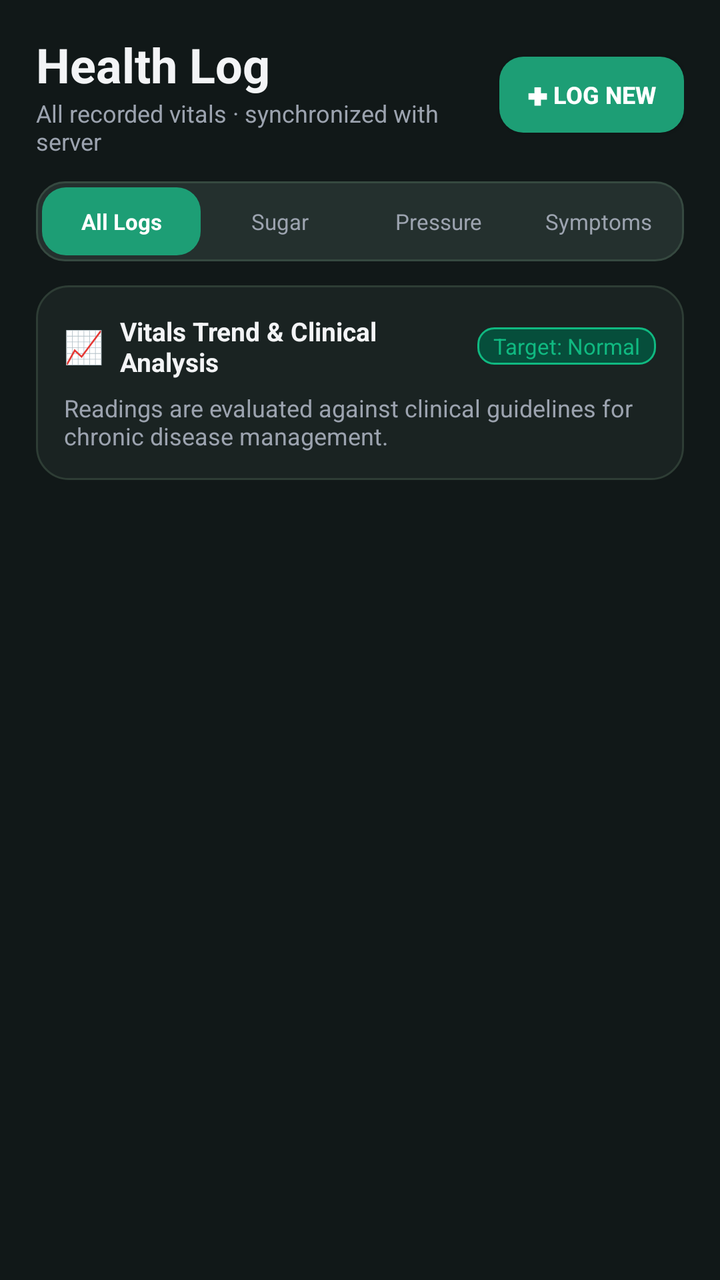
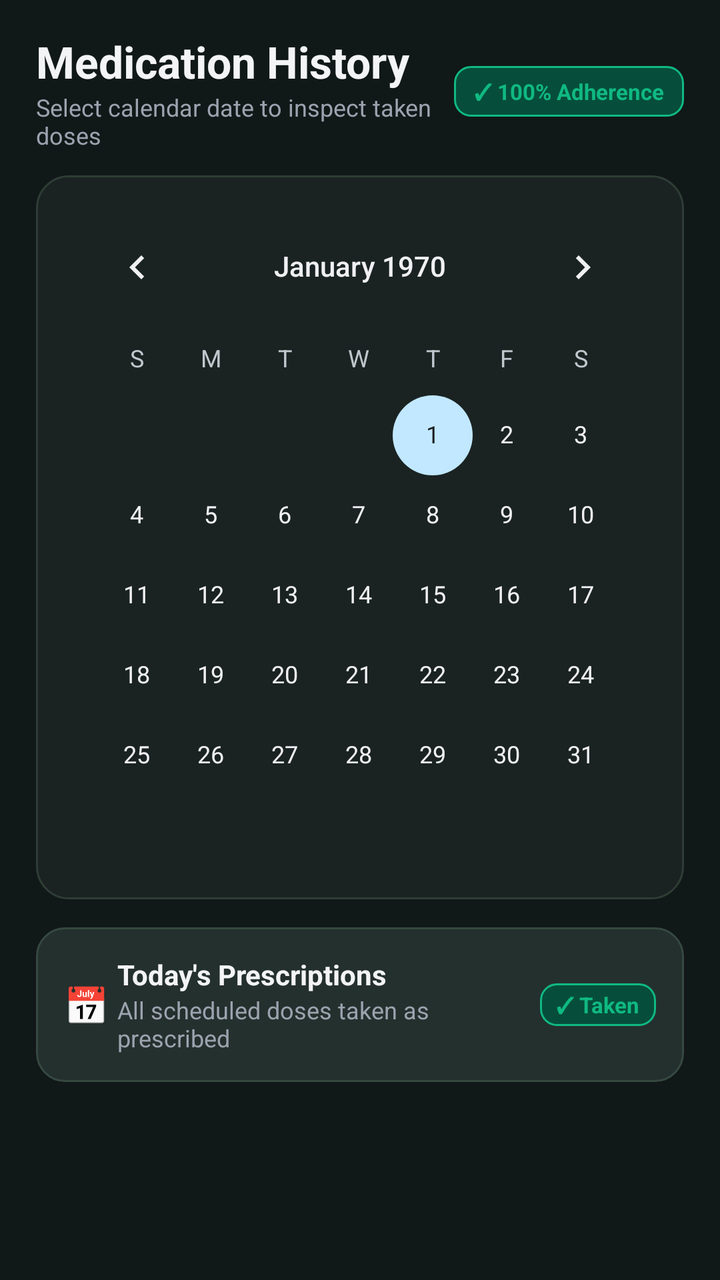

Two renders of the same Android screen: before a commit and after it. Below are the layout's source before the change and the commit's diff.
<!-- AndroidManifest.xml: application theme Theme.MyApplication -->
<!-- res/layout/fragment_health_history.xml -->
<?xml version="1.0" encoding="utf-8"?>
<LinearLayout xmlns:android="http://schemas.android.com/apk/res/android"
    android:layout_width="match_parent"
    android:layout_height="match_parent"
    android:orientation="vertical"
    android:background="@color/dark_background">

    
    <LinearLayout
        android:layout_width="match_parent"
        android:layout_height="wrap_content"
        android:orientation="horizontal"
        android:gravity="center_vertical"
        android:paddingHorizontal="18dp"
        android:paddingTop="16dp"
        android:paddingBottom="12dp">

        <LinearLayout
            android:layout_width="0dp"
            android:layout_height="wrap_content"
            android:layout_weight="1"
            android:orientation="vertical">

            <TextView
                android:layout_width="wrap_content"
                android:layout_height="wrap_content"
                android:text="Health Log"
                android:textSize="24sp"
                android:textStyle="bold"
                android:textColor="@color/text_primary" />

            <TextView
                android:id="@+id/tv_history_subtitle"
                android:layout_width="wrap_content"
                android:layout_height="wrap_content"
                android:text="All recorded vitals · synchronized with server"
                android:textSize="12sp"
                android:textColor="@color/text_secondary" />
        </LinearLayout>

        <Button
            android:id="@+id/btn_history_log_new"
            android:layout_width="wrap_content"
            android:layout_height="38dp"
            android:text="✚ Log New"
            android:textSize="12sp"
            android:textStyle="bold"
            android:textColor="@color/white"
            android:background="@drawable/bg_button_teal"
            android:paddingHorizontal="14dp" />
    </LinearLayout>

    
    <LinearLayout
        android:id="@+id/layout_critical_vitals_banner"
        android:layout_width="match_parent"
        android:layout_height="wrap_content"
        android:orientation="horizontal"
        android:gravity="center_vertical"
        android:background="@drawable/bg_badge_red"
        android:layout_marginHorizontal="18dp"
        android:layout_marginBottom="12dp"
        android:padding="12dp"
        android:visibility="gone">

        <TextView
            android:layout_width="wrap_content"
            android:layout_height="wrap_content"
            android:text="⚠️"
            android:textSize="18sp"
            android:layout_marginEnd="8dp" />

        <TextView
            android:layout_width="0dp"
            android:layout_height="wrap_content"
            android:layout_weight="1"
            android:text="Elevated vitals logged. Review nearest clinics &amp; doctors."
            android:textSize="12sp"
            android:textStyle="bold"
            android:textColor="@color/health_red" />

        <TextView
            android:id="@+id/btn_banner_find_clinic"
            android:layout_width="wrap_content"
            android:layout_height="wrap_content"
            android:text="Find Clinic →"
            android:textSize="12sp"
            android:textStyle="bold"
            android:textColor="@color/health_red" />
    </LinearLayout>

    
    <LinearLayout
        android:id="@+id/layout_filter_tabs"
        android:layout_width="match_parent"
        android:layout_height="40dp"
        android:orientation="horizontal"
        android:layout_marginHorizontal="18dp"
        android:layout_marginBottom="12dp"
        android:background="@drawable/bg_card_elevated"
        android:padding="3dp"
        android:weightSum="4">

        <TextView
            android:id="@+id/chip_filter_all"
            android:layout_width="0dp"
            android:layout_height="match_parent"
            android:layout_weight="1"
            android:gravity="center"
            android:text="All Logs"
            android:textSize="11sp"
            android:textStyle="bold"
            android:textColor="@color/white"
            android:background="@drawable/bg_button_teal"
            android:clickable="true"
            android:focusable="true" />

        <TextView
            android:id="@+id/chip_filter_sugar"
            android:layout_width="0dp"
            android:layout_height="match_parent"
            android:layout_weight="1"
            android:gravity="center"
            android:text="Sugar"
            android:textSize="11sp"
            android:textColor="@color/text_secondary"
            android:clickable="true"
            android:focusable="true" />

        <TextView
            android:id="@+id/chip_filter_pressure"
            android:layout_width="0dp"
            android:layout_height="match_parent"
            android:layout_weight="1"
            android:gravity="center"
            android:text="Pressure"
            android:textSize="11sp"
            android:textColor="@color/text_secondary"
            android:clickable="true"
            android:focusable="true" />

        <TextView
            android:id="@+id/chip_filter_symptoms"
            android:layout_width="0dp"
            android:layout_height="match_parent"
            android:layout_weight="1"
            android:gravity="center"
            android:text="Symptoms"
            android:textSize="11sp"
            android:textColor="@color/text_secondary"
            android:clickable="true"
            android:focusable="true" />
    </LinearLayout>

    
    <LinearLayout
        android:id="@+id/card_trend_summary"
        android:layout_width="match_parent"
        android:layout_height="wrap_content"
        android:orientation="vertical"
        android:background="@drawable/bg_card_dark"
        android:layout_marginHorizontal="18dp"
        android:layout_marginBottom="12dp"
        android:padding="14dp">

        <LinearLayout
            android:layout_width="match_parent"
            android:layout_height="wrap_content"
            android:orientation="horizontal"
            android:gravity="center_vertical">

            <TextView
                android:layout_width="wrap_content"
                android:layout_height="wrap_content"
                android:text="📈"
                android:textSize="16sp"
                android:layout_marginEnd="8dp" />

            <TextView
                android:id="@+id/tv_trend_card_title"
                android:layout_width="0dp"
                android:layout_height="wrap_content"
                android:layout_weight="1"
                android:text="Vitals Trend &amp; Clinical Analysis"
                android:textSize="13sp"
                android:textStyle="bold"
                android:textColor="@color/text_primary" />

            <TextView
                android:id="@+id/tv_trend_target_badge"
                android:layout_width="wrap_content"
                android:layout_height="wrap_content"
                android:text="Target: Normal"
                android:textSize="11sp"
                android:textColor="@color/health_green"
                android:background="@drawable/bg_badge_green"
                android:paddingHorizontal="8dp"
                android:paddingVertical="2dp" />
        </LinearLayout>

        <TextView
            android:id="@+id/tv_trend_card_desc"
            android:layout_width="match_parent"
            android:layout_height="wrap_content"
            android:layout_marginTop="6dp"
            android:text="Readings are evaluated against clinical guidelines for chronic disease management."
            android:textSize="12sp"
            android:textColor="@color/text_secondary" />
    </LinearLayout>

    
    <LinearLayout
        android:id="@+id/layout_empty_history"
        android:layout_width="match_parent"
        android:layout_height="match_parent"
        android:gravity="center"
        android:orientation="vertical"
        android:padding="32dp"
        android:visibility="gone">

        <TextView
            android:layout_width="wrap_content"
            android:layout_height="wrap_content"
            android:text="📊"
            android:textSize="48sp" />

        <TextView
            android:layout_width="wrap_content"
            android:layout_height="wrap_content"
            android:layout_marginTop="12dp"
            android:text="No Health Readings Found"
            android:textSize="16sp"
            android:textStyle="bold"
            android:textColor="@color/text_primary" />

        <TextView
            android:layout_width="wrap_content"
            android:layout_height="wrap_content"
            android:layout_marginTop="6dp"
            android:text="Tap 'Log New' to record blood pressure, glucose, or health symptoms."
            android:textSize="13sp"
            android:textColor="@color/text_secondary"
            android:gravity="center" />
    </LinearLayout>

    
    <androidx.recyclerview.widget.RecyclerView
        android:id="@+id/rv_history_logs"
        android:layout_width="match_parent"
        android:layout_height="0dp"
        android:layout_weight="1"
        android:paddingHorizontal="18dp"
        android:paddingBottom="16dp"
        android:clipToPadding="false" />

</LinearLayout>
<!-- resources referenced by this layout -->
<resources>
  <color name="dark_background">#111818</color>
  <color name="health_green">#10B981</color>
  <color name="health_red">#EF4444</color>
  <color name="text_primary">#F3F4F6</color>
  <color name="text_secondary">#9CA3AF</color>
  <color name="white">#FFFFFFFF</color>
  <!-- drawable bg_badge_green (drawable) -->
  <?xml version="1.0" encoding="utf-8"?>
  <shape xmlns:android="http://schemas.android.com/apk/res/android"
      android:shape="rectangle">
      <solid android:color="#064E3B" />
      <corners android:radius="8dp" />
      <stroke
          android:width="1dp"
          android:color="#10B981" />
  </shape>
  <!-- drawable bg_badge_red (drawable) -->
  <?xml version="1.0" encoding="utf-8"?>
  <shape xmlns:android="http://schemas.android.com/apk/res/android"
      android:shape="rectangle">
      <solid android:color="#7F1D1D" />
      <corners android:radius="8dp" />
      <stroke
          android:width="1dp"
          android:color="#EF4444" />
  </shape>
  <!-- drawable bg_button_teal (drawable) -->
  <?xml version="1.0" encoding="utf-8"?>
  <ripple xmlns:android="http://schemas.android.com/apk/res/android"
      android:color="#40FFFFFF">
      <item>
          <shape android:shape="rectangle">
              <solid android:color="@color/teal_primary" />
              <corners android:radius="12dp" />
          </shape>
      </item>
  </ripple>
  <!-- drawable bg_card_dark (drawable) -->
  <?xml version="1.0" encoding="utf-8"?>
  <shape xmlns:android="http://schemas.android.com/apk/res/android"
      android:shape="rectangle">
      <solid android:color="@color/dark_surface" />
      <corners android:radius="16dp" />
      <stroke
          android:width="1dp"
          android:color="@color/dark_card_stroke" />
  </shape>
  <!-- drawable bg_card_elevated (drawable) -->
  <?xml version="1.0" encoding="utf-8"?>
  <shape xmlns:android="http://schemas.android.com/apk/res/android"
      android:shape="rectangle">
      <solid android:color="@color/dark_surface_variant" />
      <corners android:radius="14dp" />
      <stroke
          android:width="1dp"
          android:color="#364940" />
  </shape>
  <style name="Theme.MyApplication" parent="android:Theme.DeviceDefault.NoActionBar" />
  <color name="teal_primary">#1D9E75</color>
  <color name="dark_surface">#1A2322</color>
  <color name="dark_card_stroke">#2E3D35</color>
  <color name="dark_surface_variant">#24302E</color>
</resources>

<!-- the commit's change to res/layout/fragment_health_history.xml (unified diff, before → after) -->
@@ -24,8 +24,8 @@
             <TextView
                 android:layout_width="wrap_content"
                 android:layout_height="wrap_content"
-                android:text="Health Log"
-                android:textSize="24sp"
+                android:text="Medication History"
+                android:textSize="22sp"
                 android:textStyle="bold"
                 android:textColor="@color/text_primary" />
 
@@ -33,224 +33,151 @@
                 android:id="@+id/tv_history_subtitle"
                 android:layout_width="wrap_content"
                 android:layout_height="wrap_content"
-                android:text="All recorded vitals · synchronized with server"
+                android:text="Select calendar date to inspect taken doses"
                 android:textSize="12sp"
                 android:textColor="@color/text_secondary" />
         </LinearLayout>
 
-        <Button
-            android:id="@+id/btn_history_log_new"
+        <TextView
+            android:id="@+id/tv_history_adherence_badge"
             android:layout_width="wrap_content"
-            android:layout_height="38dp"
-            android:text="✚ Log New"
-            android:textSize="12sp"
+            android:layout_height="wrap_content"
+            android:text="✓ 100% Adherence"
+            android:textSize="11sp"
             android:textStyle="bold"
-            android:textColor="@color/white"
-            android:background="@drawable/bg_button_teal"
-            android:paddingHorizontal="14dp" />
+            android:textColor="@color/health_green"
+            android:background="@drawable/bg_badge_green"
+            android:paddingHorizontal="10dp"
+            android:paddingVertical="5dp" />
     </LinearLayout>
 
-    
-    <LinearLayout
-        android:id="@+id/layout_critical_vitals_banner"
+    <ScrollView
         android:layout_width="match_parent"
-        android:layout_height="wrap_content"
-        android:orientation="horizontal"
-        android:gravity="center_vertical"
-        android:background="@drawable/bg_badge_red"
-        android:layout_marginHorizontal="18dp"
-        android:layout_marginBottom="12dp"
-        android:padding="12dp"
-        android:visibility="gone">
-
-        <TextView
-            android:layout_width="wrap_content"
-            android:layout_height="wrap_content"
-            android:text="⚠️"
-            android:textSize="18sp"
-            android:layout_marginEnd="8dp" />
-
-        <TextView
-            android:layout_width="0dp"
-            android:layout_height="wrap_content"
-            android:layout_weight="1"
-            android:text="Elevated vitals logged. Review nearest clinics &amp; doctors."
-            android:textSize="12sp"
-            android:textStyle="bold"
-            android:textColor="@color/health_red" />
-
-        <TextView
-            android:id="@+id/btn_banner_find_clinic"
-            android:layout_width="wrap_content"
-            android:layout_height="wrap_content"
-            android:text="Find Clinic →"
-            android:textSize="12sp"
-            android:textStyle="bold"
-            android:textColor="@color/health_red" />
-    </LinearLayout>
-
-    
-    <LinearLayout
-        android:id="@+id/layout_filter_tabs"
-        android:layout_width="match_parent"
-        android:layout_height="40dp"
-        android:orientation="horizontal"
-        android:layout_marginHorizontal="18dp"
-        android:layout_marginBottom="12dp"
-        android:background="@drawable/bg_card_elevated"
-        android:padding="3dp"
-        android:weightSum="4">
-
-        <TextView
-            android:id="@+id/chip_filter_all"
-            android:layout_width="0dp"
-            android:layout_height="match_parent"
-            android:layout_weight="1"
-            android:gravity="center"
-            android:text="All Logs"
-            android:textSize="11sp"
-            android:textStyle="bold"
-            android:textColor="@color/white"
-            android:background="@drawable/bg_button_teal"
-            android:clickable="true"
-            android:focusable="true" />
-
-        <TextView
-            android:id="@+id/chip_filter_sugar"
-            android:layout_width="0dp"
-            android:layout_height="match_parent"
-            android:layout_weight="1"
-            android:gravity="center"
-            android:text="Sugar"
-            android:textSize="11sp"
-            android:textColor="@color/text_secondary"
-            android:clickable="true"
-            android:focusable="true" />
-
-        <TextView
-            android:id="@+id/chip_filter_pressure"
-            android:layout_width="0dp"
-            android:layout_height="match_parent"
-            android:layout_weight="1"
-            android:gravity="center"
-            android:text="Pressure"
-            android:textSize="11sp"
-            android:textColor="@color/text_secondary"
-            android:clickable="true"
-            android:focusable="true" />
-
-        <TextView
-            android:id="@+id/chip_filter_symptoms"
-            android:layout_width="0dp"
-            android:layout_height="match_parent"
-            android:layout_weight="1"
-            android:gravity="center"
-            android:text="Symptoms"
-            android:textSize="11sp"
-            android:textColor="@color/text_secondary"
-            android:clickable="true"
-            android:focusable="true" />
-    </LinearLayout>
-
-    
-    <LinearLayout
-        android:id="@+id/card_trend_summary"
-        android:layout_width="match_parent"
-        android:layout_height="wrap_content"
-        android:orientation="vertical"
-        android:background="@drawable/bg_card_dark"
-        android:layout_marginHorizontal="18dp"
-        android:layout_marginBottom="12dp"
-        android:padding="14dp">
+        android:layout_height="match_parent"
+        android:fillViewport="true">
 
         <LinearLayout
             android:layout_width="match_parent"
             android:layout_height="wrap_content"
-            android:orientation="horizontal"
-            android:gravity="center_vertical">
+            android:orientation="vertical"
+            android:paddingHorizontal="18dp"
+            android:paddingBottom="32dp">
 
-            <TextView
-                android:layout_width="wrap_content"
+            
+            <LinearLayout
+                android:layout_width="match_parent"
                 android:layout_height="wrap_content"
-                android:text="📈"
-                android:textSize="16sp"
-                android:layout_marginEnd="8dp" />
+                android:orientation="vertical"
+                android:background="@drawable/bg_card_dark"
+                android:padding="12dp"
+                android:layout_marginBottom="14dp">
 
-            <TextView
-                android:id="@+id/tv_trend_card_title"
-                android:layout_width="0dp"
+                <CalendarView
+                    android:id="@+id/calendar_history_view"
+                    android:layout_width="match_parent"
+                    android:layout_height="wrap_content"
+                    android:theme="@style/Theme.MyApplication" />
+            </LinearLayout>
+
+            
+            <LinearLayout
+                android:id="@+id/card_date_summary"
+                android:layout_width="match_parent"
                 android:layout_height="wrap_content"
-                android:layout_weight="1"
-                android:text="Vitals Trend &amp; Clinical Analysis"
-                android:textSize="13sp"
-                android:textStyle="bold"
-                android:textColor="@color/text_primary" />
+                android:orientation="horizontal"
+                android:gravity="center_vertical"
+                android:background="@drawable/bg_card_elevated"
+                android:padding="14dp"
+                android:layout_marginBottom="14dp">
 
-            <TextView
-                android:id="@+id/tv_trend_target_badge"
-                android:layout_width="wrap_content"
+                <TextView
+                    android:layout_width="wrap_content"
+                    android:layout_height="wrap_content"
+                    android:text="📅 "
+                    android:textSize="18sp" />
+
+                <LinearLayout
+                    android:layout_width="0dp"
+                    android:layout_height="wrap_content"
+                    android:layout_weight="1"
+                    android:orientation="vertical">
+
+                    <TextView
+                        android:id="@+id/tv_selected_date_label"
+                        android:layout_width="wrap_content"
+                        android:layout_height="wrap_content"
+                        android:text="Today's Prescriptions"
+                        android:textSize="14sp"
+                        android:textStyle="bold"
+                        android:textColor="@color/text_primary" />
+
+                    <TextView
+                        android:id="@+id/tv_date_adherence_desc"
+                        android:layout_width="wrap_content"
+                        android:layout_height="wrap_content"
+                        android:text="All scheduled doses taken as prescribed"
+                        android:textSize="12sp"
+                        android:textColor="@color/text_secondary" />
+                </LinearLayout>
+
+                <TextView
+                    android:id="@+id/tv_date_adherence_status"
+                    android:layout_width="wrap_content"
+                    android:layout_height="wrap_content"
+                    android:text="✓ Taken"
+                    android:textSize="11sp"
+                    android:textStyle="bold"
+                    android:textColor="@color/health_green"
+                    android:background="@drawable/bg_badge_green"
+                    android:paddingHorizontal="8dp"
+                    android:paddingVertical="3dp" />
+            </LinearLayout>
+
+            
+            <LinearLayout
+                android:id="@+id/layout_empty_history"
+                android:layout_width="match_parent"
                 android:layout_height="wrap_content"
-                android:text="Target: Normal"
-                android:textSize="11sp"
-                android:textColor="@color/health_green"
-                android:background="@drawable/bg_badge_green"
-                android:paddingHorizontal="8dp"
-                android:paddingVertical="2dp" />
+                android:gravity="center"
+                android:orientation="vertical"
+                android:padding="32dp"
+                android:visibility="gone">
+
+                <TextView
+                    android:layout_width="60dp"
+                    android:layout_height="60dp"
+                    android:gravity="center"
+                    android:text="💊"
+                    android:textSize="32sp"
+                    android:background="@drawable/bg_circle_icon"
+                    android:layout_marginBottom="12dp" />
+
+                <TextView
+                    android:layout_width="wrap_content"
+                    android:layout_height="wrap_content"
+                    android:text="No Medication Logs for This Date"
+                    android:textSize="15sp"
+                    android:textStyle="bold"
+                    android:textColor="@color/text_primary" />
+
+                <TextView
+                    android:layout_width="wrap_content"
+                    android:layout_height="wrap_content"
+                    android:layout_marginTop="4dp"
+                    android:text="No doses were scheduled or logged for the selected calendar date."
+                    android:textSize="12sp"
+                    android:textColor="@color/text_secondary"
+                    android:gravity="center" />
+            </LinearLayout>
+
+            
+            <androidx.recyclerview.widget.RecyclerView
+                android:id="@+id/rv_history_logs"
+                android:layout_width="match_parent"
+                android:layout_height="wrap_content"
+                android:nestedScrollingEnabled="false" />
+
         </LinearLayout>
-
-        <TextView
-            android:id="@+id/tv_trend_card_desc"
-            android:layout_width="match_parent"
-            android:layout_height="wrap_content"
-            android:layout_marginTop="6dp"
-            android:text="Readings are evaluated against clinical guidelines for chronic disease management."
-            android:textSize="12sp"
-            android:textColor="@color/text_secondary" />
-    </LinearLayout>
-
-    
-    <LinearLayout
-        android:id="@+id/layout_empty_history"
-        android:layout_width="match_parent"
-        android:layout_height="match_parent"
-        android:gravity="center"
-        android:orientation="vertical"
-        android:padding="32dp"
-        android:visibility="gone">
-
-        <TextView
-            android:layout_width="wrap_content"
-            android:layout_height="wrap_content"
-            android:text="📊"
-            android:textSize="48sp" />
-
-        <TextView
-            android:layout_width="wrap_content"
-            android:layout_height="wrap_content"
-            android:layout_marginTop="12dp"
-            android:text="No Health Readings Found"
-            android:textSize="16sp"
-            android:textStyle="bold"
-            android:textColor="@color/text_primary" />
-
-        <TextView
-            android:layout_width="wrap_content"
-            android:layout_height="wrap_content"
-            android:layout_marginTop="6dp"
-            android:text="Tap 'Log New' to record blood pressure, glucose, or health symptoms."
-            android:textSize="13sp"
-            android:textColor="@color/text_secondary"
-            android:gravity="center" />
-    </LinearLayout>
-
-    
-    <androidx.recyclerview.widget.RecyclerView
-        android:id="@+id/rv_history_logs"
-        android:layout_width="match_parent"
-        android:layout_height="0dp"
-        android:layout_weight="1"
-        android:paddingHorizontal="18dp"
-        android:paddingBottom="16dp"
-        android:clipToPadding="false" />
+    </ScrollView>
 
 </LinearLayout>
<!-- resource entries referenced after the edit -->
@@ -2,10 +2,8 @@
 <resources>
   <color name="dark_background">#111818</color>
   <color name="health_green">#10B981</color>
-  <color name="health_red">#EF4444</color>
   <color name="text_primary">#F3F4F6</color>
   <color name="text_secondary">#9CA3AF</color>
-  <color name="white">#FFFFFFFF</color>
   <!-- drawable bg_badge_green (drawable) -->
   <?xml version="1.0" encoding="utf-8"?>
   <shape xmlns:android="http://schemas.android.com/apk/res/android"
@@ -16,27 +14,6 @@
           android:width="1dp"
           android:color="#10B981" />
   </shape>
-  <!-- drawable bg_badge_red (drawable) -->
-  <?xml version="1.0" encoding="utf-8"?>
-  <shape xmlns:android="http://schemas.android.com/apk/res/android"
-      android:shape="rectangle">
-      <solid android:color="#7F1D1D" />
-      <corners android:radius="8dp" />
-      <stroke
-          android:width="1dp"
-          android:color="#EF4444" />
-  </shape>
-  <!-- drawable bg_button_teal (drawable) -->
-  <?xml version="1.0" encoding="utf-8"?>
-  <ripple xmlns:android="http://schemas.android.com/apk/res/android"
-      android:color="#40FFFFFF">
-      <item>
-          <shape android:shape="rectangle">
-              <solid android:color="@color/teal_primary" />
-              <corners android:radius="12dp" />
-          </shape>
-      </item>
-  </ripple>
   <!-- drawable bg_card_dark (drawable) -->
   <?xml version="1.0" encoding="utf-8"?>
   <shape xmlns:android="http://schemas.android.com/apk/res/android"
@@ -57,8 +34,16 @@
           android:width="1dp"
           android:color="#364940" />
   </shape>
+  <!-- drawable bg_circle_icon (drawable) -->
+  <?xml version="1.0" encoding="utf-8"?>
+  <shape xmlns:android="http://schemas.android.com/apk/res/android"
+      android:shape="oval">
+      <solid android:color="@color/dark_surface_variant" />
+      <stroke
+          android:width="1dp"
+          android:color="@color/dark_card_stroke" />
+  </shape>
   <style name="Theme.MyApplication" parent="android:Theme.DeviceDefault.NoActionBar" />
-  <color name="teal_primary">#1D9E75</color>
   <color name="dark_surface">#1A2322</color>
   <color name="dark_card_stroke">#2E3D35</color>
   <color name="dark_surface_variant">#24302E</color>
